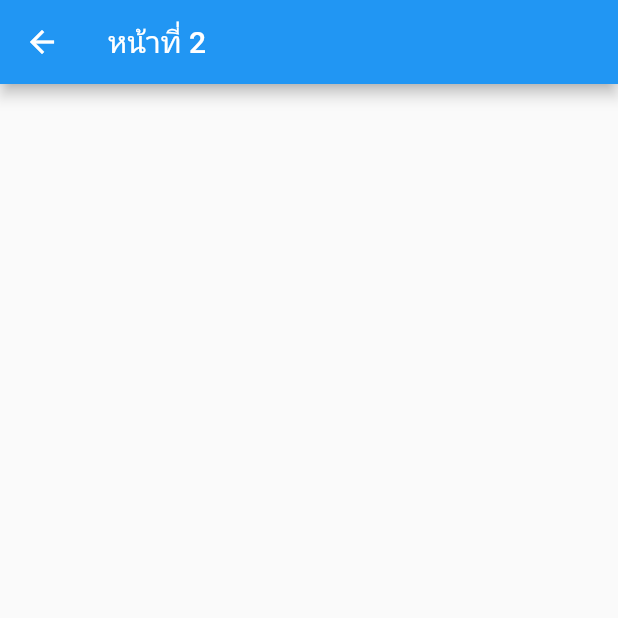
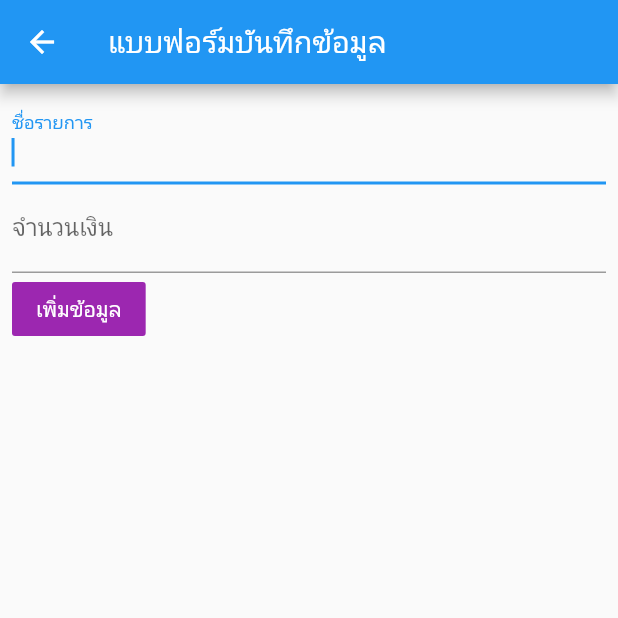
Before and after one commit to Ammarit2545/Lab-5---Database, a Flutter app: the FormScreen screen opened directly, on a phone screen of 412 x 824 dp, the top half of it. Run offline on Flutter 3.47's test engine with Material 2 defaults, Android fonts, the phone set to English and light mode, and no system bars.

Commit message:
5th commit - Pop

```diff
--- a/lib/screens/form_screen.dart
+++ b/lib/screens/form_screen.dart
@@ -7,10 +7,32 @@ class FormScreen extends StatelessWidget {
 
   Widget build(BuildContext context) {
     return Scaffold(
-      appBar: AppBar(
-        title: Text("หน้าที่ 2"),
-      ),
-      body: Container(),
-    );
+        appBar: AppBar(
+          title: Text("แบบฟอร์มบันทึกข้อมูล"),
+        ),
+        body: Padding(
+          padding: const EdgeInsets.all(8.0),
+          child: Form(
+              child: Column(
+            crossAxisAlignment: CrossAxisAlignment.start,
+            children: [
+              TextField(
+                  decoration: new InputDecoration(labelText: "ชื่อรายการ"),
+                  autofocus: true),
+              TextFormField(
+                decoration: new InputDecoration(labelText: "จำนวนเงิน"),
+                keyboardType: TextInputType.number,
+              ),
+              FlatButton(
+                color: Colors.purple,
+                textColor: Colors.white,
+                child: Text("เพิ่มข้อมูล"),
+                onPressed: () {
+                  Navigator.pop(context);
+                },
+              )
+            ],
+          )),
+        ));
   }
 }
```
